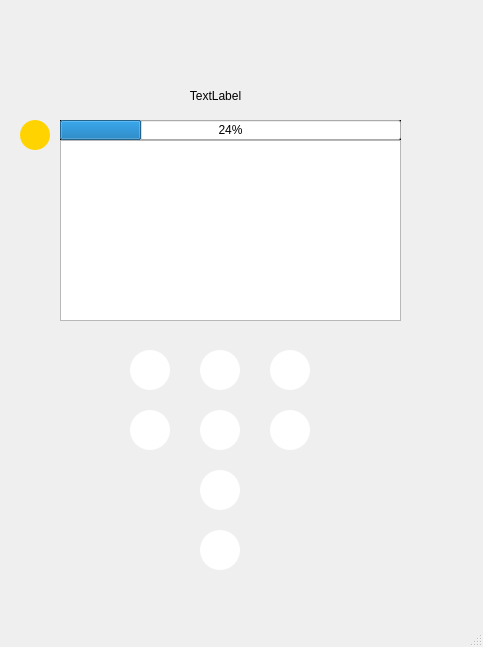
Qt form Team13-HeartWave/mainwindow.ui (bradyhoard/Team13-HeartWave) before a commit.
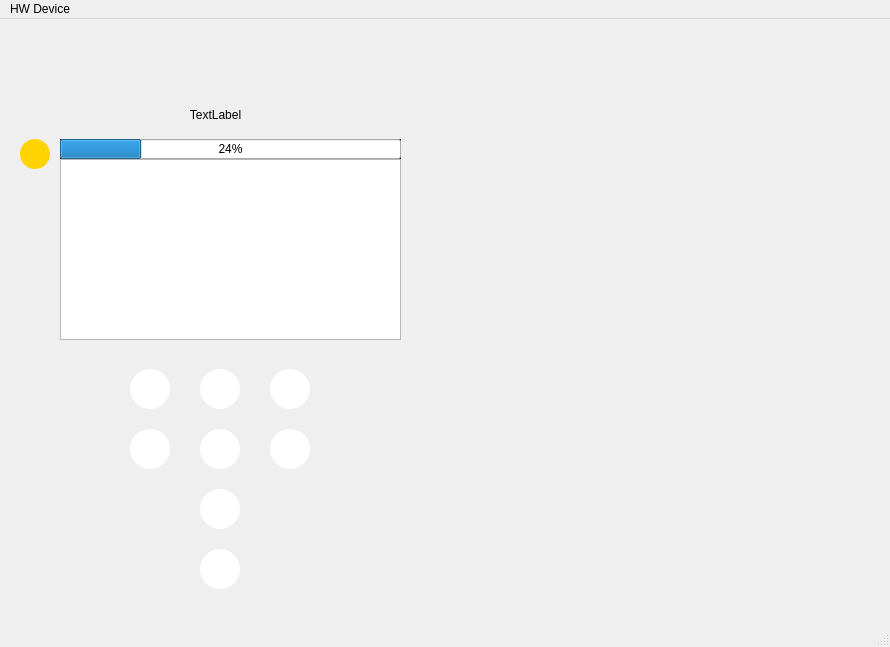
The same form after that commit. Icons and pictures are not drawn. Custom widgets are drawn as their Qt base class.

Patch:
```diff
--- a/Team13-HeartWave/mainwindow.ui
+++ b/Team13-HeartWave/mainwindow.ui
@@ -6,7 +6,7 @@
    <rect>
     <x>0</x>
     <y>0</y>
-    <width>483</width>
+    <width>890</width>
     <height>647</height>
    </rect>
   </property>
@@ -408,6 +408,16 @@
      <number>24</number>
     </property>
    </widget>
+   <widget class="QCustomPlot" name="customPlot" native="true">
+    <property name="geometry">
+     <rect>
+      <x>430</x>
+      <y>140</y>
+      <width>341</width>
+      <height>181</height>
+     </rect>
+    </property>
+   </widget>
    <zorder>powerOffView</zorder>
    <zorder>mainList</zorder>
    <zorder>upButton</zorder>
@@ -427,13 +437,27 @@
     <rect>
      <x>0</x>
      <y>0</y>
-     <width>483</width>
+     <width>890</width>
      <height>22</height>
     </rect>
    </property>
+   <widget class="QMenu" name="menuHW_Device">
+    <property name="title">
+     <string>HW Device</string>
+    </property>
+   </widget>
+   <addaction name="menuHW_Device"/>
   </widget>
   <widget class="QStatusBar" name="statusbar"/>
  </widget>
+ <customwidgets>
+  <customwidget>
+   <class>QCustomPlot</class>
+   <extends>QWidget</extends>
+   <header>qcustomplot.h</header>
+   <container>1</container>
+  </customwidget>
+ </customwidgets>
  <resources/>
  <connections/>
 </ui>
```
Left out of the diff: 1 changed line with no effect on the pictures.
